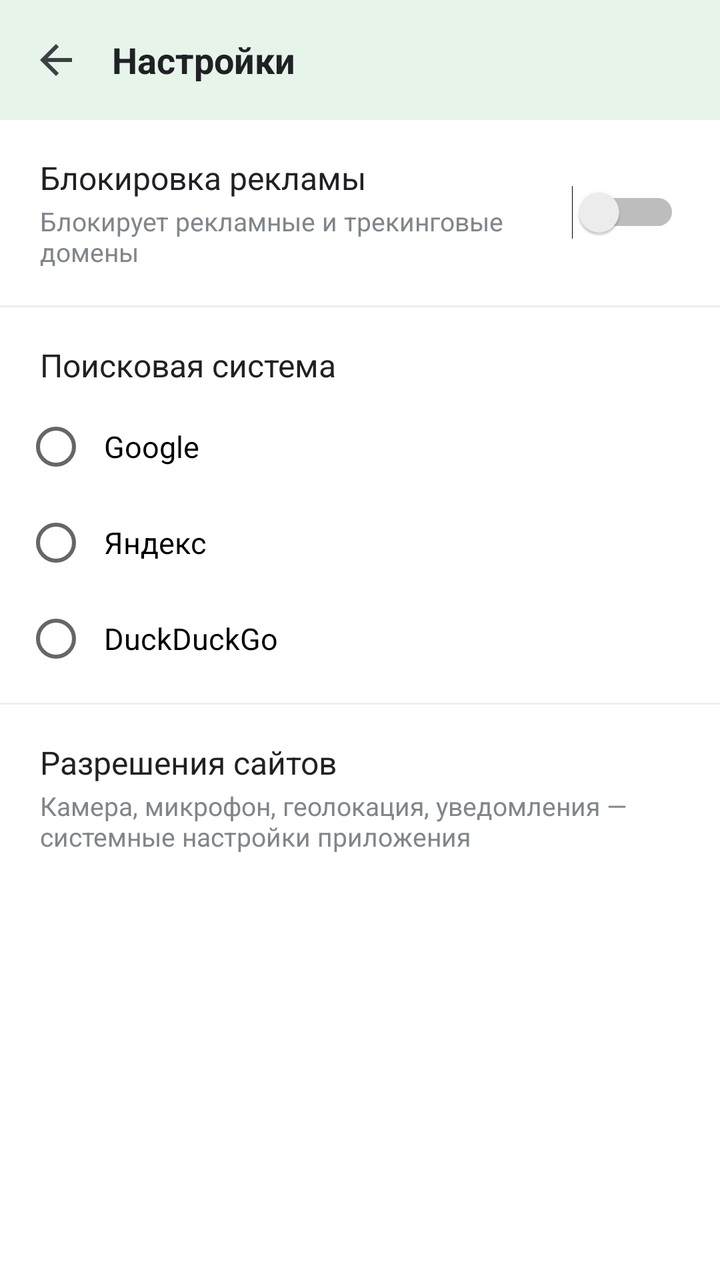
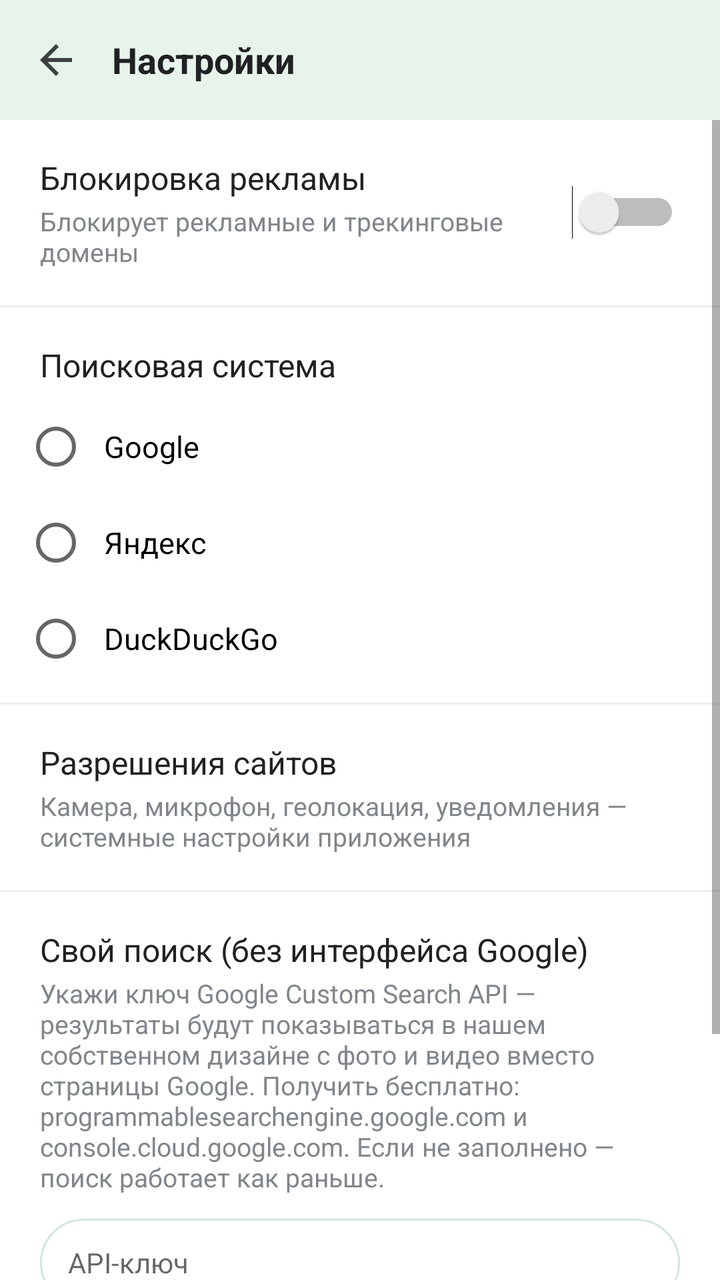

The first picture is an Android layout as it rendered before a commit; the second is the same layout after the commit. The layout source and the unified diff follow.
<!-- AndroidManifest.xml: activity theme Theme.Omegarouser -->
<!-- res/layout/activity_settings.xml -->
<?xml version="1.0" encoding="utf-8"?>
<LinearLayout xmlns:android="http://schemas.android.com/apk/res/android"
    android:layout_width="match_parent"
    android:layout_height="match_parent"
    android:orientation="vertical"
    android:background="#FFFFFF"
    android:fitsSystemWindows="true">

    <LinearLayout
        android:layout_width="match_parent"
        android:layout_height="wrap_content"
        android:orientation="horizontal"
        android:background="@color/bar_background"
        android:paddingStart="8dp"
        android:paddingEnd="16dp"
        android:paddingTop="10dp"
        android:paddingBottom="10dp"
        android:gravity="center_vertical">

        <ImageButton
            android:id="@+id/btnCloseSettings"
            android:layout_width="40dp"
            android:layout_height="40dp"
            android:background="?attr/selectableItemBackgroundBorderless"
            android:src="@drawable/ic_back"
            android:contentDescription="@string/nav_back" />

        <TextView
            android:layout_width="0dp"
            android:layout_height="wrap_content"
            android:layout_weight="1"
            android:layout_marginStart="8dp"
            android:text="@string/settings_title"
            android:textSize="18sp"
            android:textStyle="bold"
            android:textColor="#202124" />
    </LinearLayout>

    <ScrollView
        android:layout_width="match_parent"
        android:layout_height="0dp"
        android:layout_weight="1">

        <LinearLayout
            android:layout_width="match_parent"
            android:layout_height="wrap_content"
            android:orientation="vertical"
            android:paddingBottom="24dp">

            
            <LinearLayout
                android:layout_width="match_parent"
                android:layout_height="wrap_content"
                android:orientation="horizontal"
                android:gravity="center_vertical"
                android:paddingStart="20dp"
                android:paddingEnd="20dp"
                android:paddingTop="18dp"
                android:paddingBottom="18dp">

                <LinearLayout
                    android:layout_width="0dp"
                    android:layout_height="wrap_content"
                    android:layout_weight="1"
                    android:orientation="vertical">

                    <TextView
                        android:layout_width="match_parent"
                        android:layout_height="wrap_content"
                        android:text="@string/settings_adblock_title"
                        android:textSize="16sp"
                        android:textColor="#202124" />

                    <TextView
                        android:layout_width="match_parent"
                        android:layout_height="wrap_content"
                        android:layout_marginTop="2dp"
                        android:text="@string/settings_adblock_subtitle"
                        android:textSize="13sp"
                        android:textColor="#80868b" />
                </LinearLayout>

                <Switch
                    android:id="@+id/switchAdblock"
                    android:layout_width="wrap_content"
                    android:layout_height="wrap_content" />
            </LinearLayout>

            <View
                android:layout_width="match_parent"
                android:layout_height="1dp"
                android:background="#EEEEEE" />

            
            <TextView
                android:layout_width="match_parent"
                android:layout_height="wrap_content"
                android:paddingStart="20dp"
                android:paddingEnd="20dp"
                android:paddingTop="18dp"
                android:paddingBottom="6dp"
                android:text="@string/settings_search_engine_title"
                android:textSize="16sp"
                android:textColor="#202124" />

            <RadioGroup
                android:id="@+id/radioGroupSearchEngine"
                android:layout_width="match_parent"
                android:layout_height="wrap_content"
                android:orientation="vertical"
                android:paddingStart="12dp"
                android:paddingEnd="20dp"
                android:paddingBottom="8dp">

                <RadioButton
                    android:id="@+id/radioGoogle"
                    android:layout_width="match_parent"
                    android:layout_height="wrap_content"
                    android:padding="8dp"
                    android:text="Google"
                    android:textSize="15sp" />

                <RadioButton
                    android:id="@+id/radioYandex"
                    android:layout_width="match_parent"
                    android:layout_height="wrap_content"
                    android:padding="8dp"
                    android:text="Яндекс"
                    android:textSize="15sp" />

                <RadioButton
                    android:id="@+id/radioDuckDuckGo"
                    android:layout_width="match_parent"
                    android:layout_height="wrap_content"
                    android:padding="8dp"
                    android:text="DuckDuckGo"
                    android:textSize="15sp" />
            </RadioGroup>

            <View
                android:layout_width="match_parent"
                android:layout_height="1dp"
                android:background="#EEEEEE" />

            
            <LinearLayout
                android:id="@+id/btnSitePermissions"
                android:layout_width="match_parent"
                android:layout_height="wrap_content"
                android:orientation="vertical"
                android:background="?attr/selectableItemBackground"
                android:paddingStart="20dp"
                android:paddingEnd="20dp"
                android:paddingTop="18dp"
                android:paddingBottom="18dp">

                <TextView
                    android:layout_width="match_parent"
                    android:layout_height="wrap_content"
                    android:text="@string/settings_permissions_title"
                    android:textSize="16sp"
                    android:textColor="#202124" />

                <TextView
                    android:layout_width="match_parent"
                    android:layout_height="wrap_content"
                    android:layout_marginTop="2dp"
                    android:text="@string/settings_permissions_subtitle"
                    android:textSize="13sp"
                    android:textColor="#80868b" />
            </LinearLayout>

        </LinearLayout>
    </ScrollView>

</LinearLayout>
<!-- resources referenced by this layout -->
<resources>
  <color name="bar_background">#E6F4EA</color>
  <!-- drawable ic_back (drawable) -->
  <vector xmlns:android="http://schemas.android.com/apk/res/android"
      android:width="24dp"
      android:height="24dp"
      android:viewportWidth="24"
      android:viewportHeight="24">
      <path
          android:fillColor="#3c4043"
          android:pathData="M20,11H7.83l5.59,-5.59L12,4l-8,8 8,8 1.41,-1.41L7.83,13H20z" />
  </vector>
  <string name="nav_back">Назад</string>
  <string name="settings_adblock_subtitle">Блокирует рекламные и трекинговые домены</string>
  <string name="settings_adblock_title">Блокировка рекламы</string>
  <string name="settings_permissions_subtitle">Камера, микрофон, геолокация, уведомления — системные настройки приложения</string>
  <string name="settings_permissions_title">Разрешения сайтов</string>
  <string name="settings_search_engine_title">Поисковая система</string>
  <string name="settings_title">Настройки</string>
  <style name="Theme.Omegarouser" parent="Theme.MaterialComponents.DayNight.NoActionBar">
          <item name="colorPrimary">@color/brand_green</item>
          <item name="colorPrimaryVariant">@color/brand_green_dark</item>
          <item name="colorOnPrimary">@color/white</item>
          <item name="colorSecondary">@color/brand_green_light</item>
          <item name="android:statusBarColor">@color/bar_background</item>
          <item name="android:windowLightStatusBar" tools:targetApi="m">true</item>
      </style>
  <color name="brand_green">#34A853</color>
  <color name="brand_green_dark">#0B8043</color>
  <color name="white">#FFFFFF</color>
  <color name="brand_green_light">#66BB6A</color>
</resources>

<!-- the commit's change to res/layout/activity_settings.xml (unified diff, before → after) -->
@@ -170,6 +170,75 @@
                     android:textColor="#80868b" />
             </LinearLayout>
 
+            <View
+                android:layout_width="match_parent"
+                android:layout_height="1dp"
+                android:background="#EEEEEE" />
+
+            
+            <LinearLayout
+                android:layout_width="match_parent"
+                android:layout_height="wrap_content"
+                android:orientation="vertical"
+                android:paddingStart="20dp"
+                android:paddingEnd="20dp"
+                android:paddingTop="18dp"
+                android:paddingBottom="18dp">
+
+                <TextView
+                    android:layout_width="match_parent"
+                    android:layout_height="wrap_content"
+                    android:text="@string/settings_custom_search_title"
+                    android:textSize="16sp"
+                    android:textColor="#202124" />
+
+                <TextView
+                    android:layout_width="match_parent"
+                    android:layout_height="wrap_content"
+                    android:layout_marginTop="2dp"
+                    android:layout_marginBottom="12dp"
+                    android:text="@string/settings_custom_search_subtitle"
+                    android:textSize="13sp"
+                    android:textColor="#80868b" />
+
+                <EditText
+                    android:id="@+id/inputCseApiKey"
+                    android:layout_width="match_parent"
+                    android:layout_height="44dp"
+                    android:hint="@string/settings_cse_api_key_hint"
+                    android:inputType="text"
+                    android:singleLine="true"
+                    android:background="@drawable/bg_address_bar"
+                    android:paddingStart="14dp"
+                    android:paddingEnd="14dp"
+                    android:textSize="14sp" />
+
+                <EditText
+                    android:id="@+id/inputCseEngineId"
+                    android:layout_width="match_parent"
+                    android:layout_height="44dp"
+                    android:layout_marginTop="10dp"
+                    android:hint="@string/settings_cse_id_hint"
+                    android:inputType="text"
+                    android:singleLine="true"
+                    android:background="@drawable/bg_address_bar"
+                    android:paddingStart="14dp"
+                    android:paddingEnd="14dp"
+                    android:textSize="14sp" />
+
+                <TextView
+                    android:id="@+id/btnSaveCseConfig"
+                    android:layout_width="wrap_content"
+                    android:layout_height="wrap_content"
+                    android:layout_marginTop="12dp"
+                    android:layout_gravity="end"
+                    android:background="?attr/selectableItemBackground"
+                    android:padding="8dp"
+                    android:text="@string/settings_save"
+                    android:textColor="@color/brand_green_dark"
+                    android:textSize="14sp" />
+            </LinearLayout>
+
         </LinearLayout>
     </ScrollView>
 
<!-- resource entries referenced after the edit -->
@@ -1,6 +1,15 @@
 <!-- resources referenced by this layout -->
 <resources>
   <color name="bar_background">#E6F4EA</color>
+  <color name="brand_green_dark">#0B8043</color>
+  <!-- drawable bg_address_bar (drawable) -->
+  <?xml version="1.0" encoding="utf-8"?>
+  <shape xmlns:android="http://schemas.android.com/apk/res/android"
+      android:shape="rectangle">
+      <solid android:color="#FFFFFF" />
+      <corners android:radius="22dp" />
+      <stroke android:width="1dp" android:color="@color/address_bar_stroke" />
+  </shape>
   <!-- drawable ic_back (drawable) -->
   <vector xmlns:android="http://schemas.android.com/apk/res/android"
       android:width="24dp"
@@ -14,8 +23,13 @@
   <string name="nav_back">Назад</string>
   <string name="settings_adblock_subtitle">Блокирует рекламные и трекинговые домены</string>
   <string name="settings_adblock_title">Блокировка рекламы</string>
+  <string name="settings_cse_api_key_hint">API-ключ</string>
+  <string name="settings_cse_id_hint">ID поисковой системы (cx)</string>
+  <string name="settings_custom_search_subtitle">Укажи ключ Google Custom Search API — результаты будут показываться в нашем собственном дизайне с фото и видео вместо страницы Google. Получить бесплатно: programmablesearchengine.google.com и console.cloud.google.com. Если не заполнено — поиск работает как раньше.</string>
+  <string name="settings_custom_search_title">Свой поиск (без интерфейса Google)</string>
   <string name="settings_permissions_subtitle">Камера, микрофон, геолокация, уведомления — системные настройки приложения</string>
   <string name="settings_permissions_title">Разрешения сайтов</string>
+  <string name="settings_save">Сохранить</string>
   <string name="settings_search_engine_title">Поисковая система</string>
   <string name="settings_title">Настройки</string>
   <style name="Theme.Omegarouser" parent="Theme.MaterialComponents.DayNight.NoActionBar">
@@ -26,8 +40,8 @@
           <item name="android:statusBarColor">@color/bar_background</item>
           <item name="android:windowLightStatusBar" tools:targetApi="m">true</item>
       </style>
+  <color name="address_bar_stroke">#CFE8D8</color>
   <color name="brand_green">#34A853</color>
-  <color name="brand_green_dark">#0B8043</color>
   <color name="white">#FFFFFF</color>
   <color name="brand_green_light">#66BB6A</color>
 </resources>
